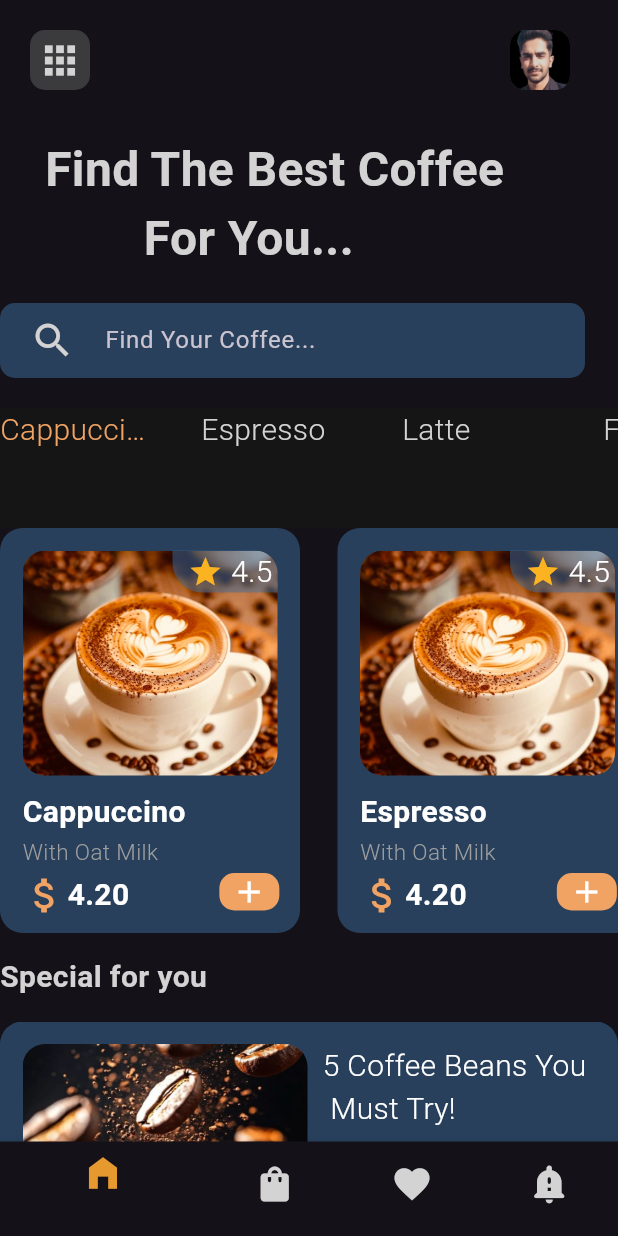
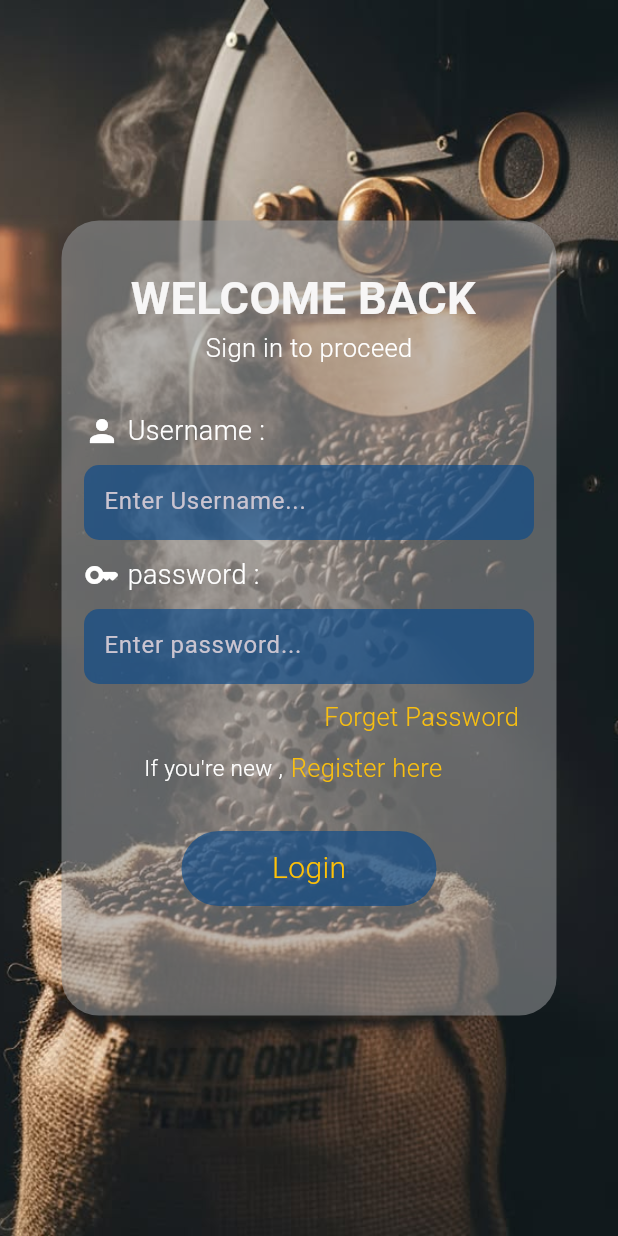
Before and after one commit to OSMAN-ZAFAR/APP-DEVELOPMENT, a Flutter app: the screen it shows after launch, after a tap on "Get Started", on a phone screen of 412 x 824 dp. Run offline on Flutter 3.47's test engine with Material 3 defaults, Android fonts, the phone set to English and light mode, and no system bars; our stand-ins replace flutter_slidable; Roboto replaces fonts that are missing (font30).

Commit message:
Add the login page

```diff
--- a/Flutter/coffee_shop_app/lib/01_Intro_Page/Intropage.dart
+++ b/Flutter/coffee_shop_app/lib/01_Intro_Page/Intropage.dart
@@ -1,6 +1,7 @@
 // ignore_for_file: sort_child_properties_last, unused_import
 
-import 'package:coffee_shop_app/02_Home_Page/homepage.dart';
+import 'package:coffee_shop_app/02_Login_Page/loginpage.dart';
+import 'package:coffee_shop_app/03_Home_Page/homepage.dart';
 import 'package:coffee_shop_app/widgets/BoldText.dart';
 import 'package:coffee_shop_app/widgets/LightText.dart';
 import 'package:flutter/material.dart';
@@ -12,52 +13,73 @@ class Intropage extends StatelessWidget {
   Widget build(BuildContext context) {
     return SafeArea(
       child: Scaffold(
-        body: Center(
-          child: Column(
-            mainAxisAlignment: MainAxisAlignment.center,
+        body: Stack(
           children: [
-              Image.asset('assets/coffee.png'),
-
-              BoldText(
-                text: " IT's Beyond Addiction....",
-                color: const Color.fromARGB(255, 212, 211, 211),
-                size: 25,
+            Container(
+              height: 900,
+              width: 450,
+              decoration: BoxDecoration(
+                // color: Colors.yellow,
+                image: DecorationImage(
+                  image: AssetImage("assets/Intropage.jpg"),
+                  fit: BoxFit.cover,
+                ),
+              ),
             ),
 
-              SizedBox(height: 30),
+            Center(
+              child: Container(
+                height: 530,
+                width: 330,
+                decoration: BoxDecoration(
+                  color: const Color.fromARGB(142, 150, 152, 154),
 
-              Padding(
-                // Go To Homepage .......
-                padding: EdgeInsetsGeometry.only(),
-                child: GestureDetector(
+                  borderRadius: BorderRadius.circular(25),
+                ),
+
+                child: Column(
+                  children: [
+                    Center(
+                      child: Padding(
+                        padding: const EdgeInsets.only(top: 150),
+                        child: BoldText(
+                          text:
+                              " \"Our coffee shop sets the global\n standard for coffee excellence by\n blending master-level craftsmanship\n with unparalleled hospitality.\" \n\n\t\t\t\t\t  WELCOME TO OUR FAMILY  !",
+                          size: 19,
+                          color: const Color.fromARGB(255, 247, 246, 246),
+                        ),
+                      ),
+                    ),
+
+                    SizedBox(height: 50,),
+
+                    GestureDetector(
                       onTap: () {
+                        print("button is working ");
                         Navigator.push(
                         context,
-                      MaterialPageRoute(builder: (context) => Homepage()),
+                        MaterialPageRoute(builder: (context) => Loginpage() ),
                       );
+
                       },
                       child: Container(
-                    child: Center(
-                      child: LightText(
-                        text: 'Get Started',
-                        size: 17,
-                        color: const Color.fromARGB(255, 241, 149, 10),
+                        height: 50,
+                        width: 170,
+                        decoration: BoxDecoration(
+                        color: const Color.fromARGB(164, 8, 73, 139),
+                        borderRadius: BorderRadius.circular(30)
+
+                        ),
+                        child: Center(child: LightText(text: "Get Started",color: Colors.amber,)),
                       ),
                     ),
-                    decoration: BoxDecoration(
-                      color: const Color.fromARGB(125, 60, 111, 162),
-
-                      borderRadius: BorderRadius.circular(30),
-                    ),
-                    width: 150,
-                    height: 40,
+                  ],
                 ),
               ),
             ),
           ],
         ),
       ),
-      ),
     );
   }
 }
--- /dev/null
+++ b/Flutter/coffee_shop_app/lib/02_Login_Page/loginpage.dart
@@ -0,0 +1,206 @@
+// ignore_for_file: sort_child_properties_last, unused_import
+
+import 'package:coffee_shop_app/03_Home_Page/homepage.dart';
+import 'package:coffee_shop_app/widgets/BoldText.dart';
+import 'package:coffee_shop_app/widgets/LightText.dart';
+import 'package:flutter/material.dart';
+
+class Loginpage extends StatelessWidget {
+  const Loginpage({super.key});
+
+  @override
+  Widget build(BuildContext context) {
+    return SafeArea(
+      child: Scaffold(
+        body: Stack(
+          children: [
+            Container(
+              height: 900,
+              width: 450,
+              decoration: BoxDecoration(
+                // color: Colors.yellow,
+                image: DecorationImage(
+                  image: AssetImage("assets/Intropage.jpg"),
+                  fit: BoxFit.cover,
+                ),
+              ),
+            ),
+
+            Center(
+              child: Container(
+                height: 530,
+                width: 330,
+                decoration: BoxDecoration(
+                  color: const Color.fromARGB(142, 150, 152, 154),
+
+                  borderRadius: BorderRadius.circular(25),
+                ),
+
+                child: Column(
+                  children: [
+                    // .........................welcomeback text..........
+                    Center(
+                      child: Padding(
+                        padding: const EdgeInsets.only(top: 30),
+                        child: BoldText(
+                          text: " WELCOME BACK  ",
+                          size: 30,
+                          color: const Color.fromARGB(255, 247, 246, 246),
+                        ),
+                      ),
+                    ),
+
+
+                    LightText(text: "Sign in to proceed",
+                    color: Colors.white,
+                    size: 17,
+                    ),
+
+
+                    SizedBox(height: 30),
+                    // .........................username text..........
+
+                    Padding(
+                      padding: const EdgeInsets.only(left: 15),
+                      child: Row(
+                        children: [
+                          Icon(Icons.person),
+                          SizedBox(width: 5),
+                          LightText(text: "Username :",
+                          color: Colors.white,
+                          size: 18,)
+                        ],
+
+
+                      ),
+                    ),
+
+                    SizedBox(height: 10),
+                    // .........................username textformfield..........
+                    Container(
+                      height: 50,
+                      width: 300,
+                      decoration: BoxDecoration(
+                      color: const Color.fromARGB(164, 8, 73, 139),
+                      borderRadius: BorderRadius.circular(10)
+
+                      ),
+                     child: TextFormField(
+                        decoration: InputDecoration(
+                          border: InputBorder.none,
+                          hintText: "\t\t\tEnter Username...",
+
+                        ),
+                        // textAlign: TextAlign.,
+                      ),
+                    ),
+                    SizedBox(height: 10),
+
+                    // .........................password text..........
+
+                    Padding(
+                      padding: const EdgeInsets.only(left: 15),
+                      child: Row(
+                        children: [
+                          Icon(Icons.key_rounded),
+                          SizedBox(width: 5),
+                          LightText(text: "password :",
+                          color: Colors.white,
+                          size: 18,)
+                        ],
+
+
+                      ),
+                    ),
+
+                    SizedBox(height: 10),
+                    // .........................password textformfield..........
+                    Container(
+                      height: 50,
+                      width: 300,
+                      decoration: BoxDecoration(
+                      color: const Color.fromARGB(164, 8, 73, 139),
+                      borderRadius: BorderRadius.circular(10)
+
+                      ),
+                     child: TextFormField(
+                        decoration: InputDecoration(
+                          border: InputBorder.none,
+                          hintText: "\t\t\tEnter password...",
+
+                        ),
+                        // textAlign: TextAlign.,
+                      ),
+                    ),
+
+                     // .........................Forget Password..........
+
+                    SizedBox(height: 10),
+
+                      Padding(
+                      padding: const EdgeInsets.only(left: 175),
+                      child: Row(
+                        children: [
+
+                          LightText(text: "Forget Password",
+                          color: const Color.fromARGB(255, 249, 191, 16),
+                          size: 17,)
+                        ],
+
+
+                      ),
+                    ),
+                     SizedBox(height: 10),
+
+                     // .........................register here..........
+
+                       Padding(
+                      padding: const EdgeInsets.only(left: 55),
+                      child: Row(
+                        children: [
+                          LightText(text: "If you're new ,",
+                          color: Colors.white,
+                          size: 15,),
+                          SizedBox(width: 5),
+                          LightText(text: "Register here",
+                          color: const Color.fromARGB(255, 249, 191, 16),
+                          size: 17,)
+                        ],
+
+
+                      ),
+                    ),
+                      // SizedBox(height: 40),
+                    SizedBox(height: 30),
+
+                   // .........................Login Button................
+                   GestureDetector(
+                      onTap: () {
+                        print("button is working ");
+                        Navigator.push(
+                        context,
+                        MaterialPageRoute(builder: (context) => Homepage() ),
+                      );
+
+                      },
+                      child: Container(
+                        height: 50,
+                        width: 170,
+                        decoration: BoxDecoration(
+                        color: const Color.fromARGB(164, 8, 73, 139),
+                        borderRadius: BorderRadius.circular(30)
+
+                        ),
+                        child: Center(child: LightText(text: "Login",color: Colors.amber,)),
+                      ),
+                    ),
+                  ],
+                ),
+              ),
+            ),
+          ],
+        ),
+      ),
+    );
+  }
+}
--- a/Flutter/coffee_shop_app/lib/03_Details_View_Page/beanpage.dart
+++ b/Flutter/coffee_shop_app/lib/03_Details_View_Page/beanpage.dart
@@ -2,7 +2,7 @@
 
 import 'package:coffee_shop_app/03_Details_View_Page/beanpage.dart';
 import 'package:coffee_shop_app/03_Details_View_Page/bottomHalfBeanPage.dart';
-import 'package:coffee_shop_app/02_Home_Page/homepage.dart';
+import 'package:coffee_shop_app/03_Home_Page/homepage.dart';
 import 'package:coffee_shop_app/widgets/BoldText.dart';
 import 'package:coffee_shop_app/widgets/LightText.dart';
 import 'package:flutter/material.dart';
--- a/Flutter/coffee_shop_app/lib/03_Details_View_Page/bottomHalfBeanPage.dart
+++ b/Flutter/coffee_shop_app/lib/03_Details_View_Page/bottomHalfBeanPage.dart
@@ -2,7 +2,7 @@
 
 import 'package:coffee_shop_app/03_Details_View_Page/beanpage.dart';
 import 'package:coffee_shop_app/04_Cart_Page/cartpage.dart';
-import 'package:coffee_shop_app/02_Home_Page/homepage.dart';
+import 'package:coffee_shop_app/03_Home_Page/homepage.dart';
 import 'package:coffee_shop_app/widgets/BoldText.dart';
 import 'package:coffee_shop_app/widgets/LightText.dart';
 import 'package:flutter/material.dart';
--- a/Flutter/coffee_shop_app/lib/02_Home_Page/homepage.dart
+++ b/Flutter/coffee_shop_app/lib/03_Home_Page/homepage.dart
@@ -1,6 +1,6 @@
 // ignore_for_file: sized_box_for_whitespace, sort_child_properties_last, avoid_unnecessary_containers, must_be_immutable, unused_import
 
-import 'package:coffee_shop_app/02_Home_Page/coffeeTiles2.dart';
+import 'package:coffee_shop_app/03_Home_Page/coffeeTiles2.dart';
 import 'package:coffee_shop_app/04_Cart_Page/cartpage.dart';
 import 'package:coffee_shop_app/widgets/BoldText.dart';
 import 'package:coffee_shop_app/widgets/LightText.dart';
--- a/Flutter/coffee_shop_app/lib/04_Cart_Page/cartpage.dart
+++ b/Flutter/coffee_shop_app/lib/04_Cart_Page/cartpage.dart
@@ -2,7 +2,7 @@
 
 import 'package:coffee_shop_app/03_Details_View_Page/beanpage.dart';
 import 'package:coffee_shop_app/03_Details_View_Page/bottomHalfBeanPage.dart';
-import 'package:coffee_shop_app/02_Home_Page/homepage.dart';
+import 'package:coffee_shop_app/03_Home_Page/homepage.dart';
 import 'container_1.dart';
 import 'container_2.dart';
 import 'container_3.dart';
--- a/Flutter/coffee_shop_app/lib/04_Cart_Page/container_1.dart
+++ b/Flutter/coffee_shop_app/lib/04_Cart_Page/container_1.dart
@@ -2,7 +2,7 @@
 
 import 'package:coffee_shop_app/03_Details_View_Page/beanpage.dart';
 import 'package:coffee_shop_app/03_Details_View_Page/bottomHalfBeanPage.dart';
-import 'package:coffee_shop_app/02_Home_Page/homepage.dart';
+import 'package:coffee_shop_app/03_Home_Page/homepage.dart';
 import 'package:coffee_shop_app/05_Payment_Page/paymentpage.dart';
 import 'package:coffee_shop_app/widgets/BoldText.dart';
 import 'package:coffee_shop_app/widgets/LightText.dart';
--- a/Flutter/coffee_shop_app/lib/04_Cart_Page/container_2.dart
+++ b/Flutter/coffee_shop_app/lib/04_Cart_Page/container_2.dart
@@ -2,7 +2,7 @@
 
 import 'package:coffee_shop_app/03_Details_View_Page/beanpage.dart';
 import 'package:coffee_shop_app/03_Details_View_Page/bottomHalfBeanPage.dart';
-import 'package:coffee_shop_app/02_Home_Page/homepage.dart';
+import 'package:coffee_shop_app/03_Home_Page/homepage.dart';
 import 'container_1.dart';
 import 'package:coffee_shop_app/05_Payment_Page/paymentpage.dart';
 import 'package:coffee_shop_app/widgets/BoldText.dart';
--- a/Flutter/coffee_shop_app/lib/04_Cart_Page/container_3.dart
+++ b/Flutter/coffee_shop_app/lib/04_Cart_Page/container_3.dart
@@ -2,7 +2,7 @@
 
 import 'package:coffee_shop_app/03_Details_View_Page/beanpage.dart';
 import 'package:coffee_shop_app/03_Details_View_Page/bottomHalfBeanPage.dart';
-import 'package:coffee_shop_app/02_Home_Page/homepage.dart';
+import 'package:coffee_shop_app/03_Home_Page/homepage.dart';
 import 'container_1.dart';
 import 'package:coffee_shop_app/05_Payment_Page/paymentpage.dart';
 import 'package:coffee_shop_app/widgets/BoldText.dart';
--- a/Flutter/coffee_shop_app/lib/05_Payment_Page/paymentpage.dart
+++ b/Flutter/coffee_shop_app/lib/05_Payment_Page/paymentpage.dart
@@ -2,15 +2,23 @@
 
 import 'package:coffee_shop_app/03_Details_View_Page/beanpage.dart';
 import 'package:coffee_shop_app/03_Details_View_Page/bottomHalfBeanPage.dart';
-import 'package:coffee_shop_app/02_Home_Page/homepage.dart';
+import 'package:coffee_shop_app/03_Home_Page/homepage.dart';
 import 'package:coffee_shop_app/04_Cart_Page/cartpage.dart';
 import 'package:coffee_shop_app/widgets/BoldText.dart';
 import 'package:coffee_shop_app/widgets/LightText.dart';
 import 'package:flutter/material.dart';
 
 class Paymentpage extends StatelessWidget {
-  const Paymentpage({super.key});
+   Paymentpage({super.key});
 
+  void pay(BuildContext context) {
+  showDialog(
+    context: context,
+    builder: (context) {
+      return AlertDialog();
+    },
+  );
+}
   @override
   Widget build(BuildContext context) {
     return SafeArea(
@@ -266,6 +274,7 @@ class Paymentpage extends StatelessWidget {
                   // pay button........
                   GestureDetector(
                     onTap: () {
+                      pay(context);
                       Navigator.pop(context);
                     },
                     child: Padding(
```
Also changed, not shown: Flutter/coffee_shop_app/assets/Intropage.jpg (added), Flutter/coffee_shop_app/assets/Loginpage.jpg (added), Flutter/coffee_shop_app/lib/03_Home_Page/coffeeTiles.dart (renamed from Flutter/coffee_shop_app/lib/02_Home_Page/coffeeTiles.dart), Flutter/coffee_shop_app/lib/03_Home_Page/coffeeTiles2.dart (renamed from Flutter/coffee_shop_app/lib/02_Home_Page/coffeeTiles2.dart). Lines whose indentation alone changed are shown as unchanged.
